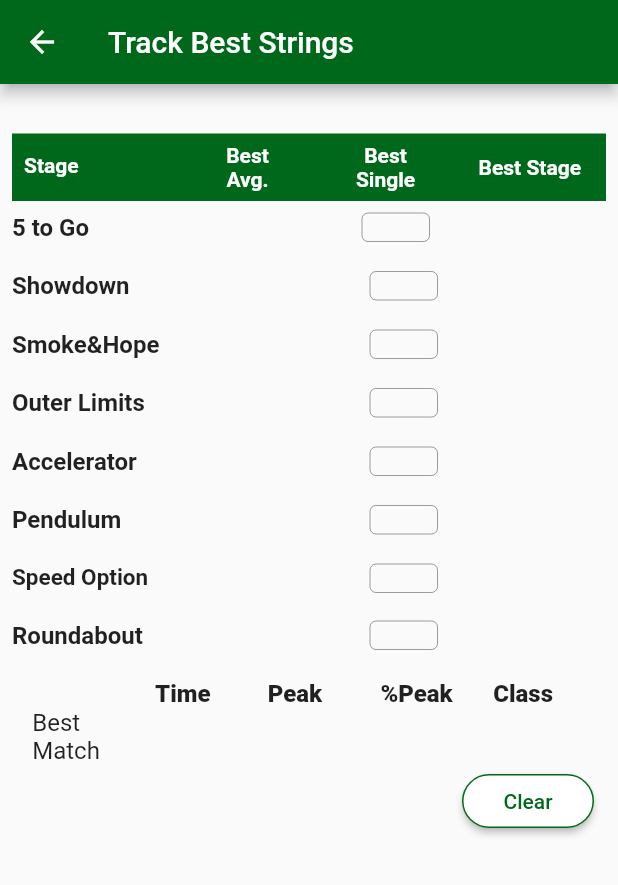
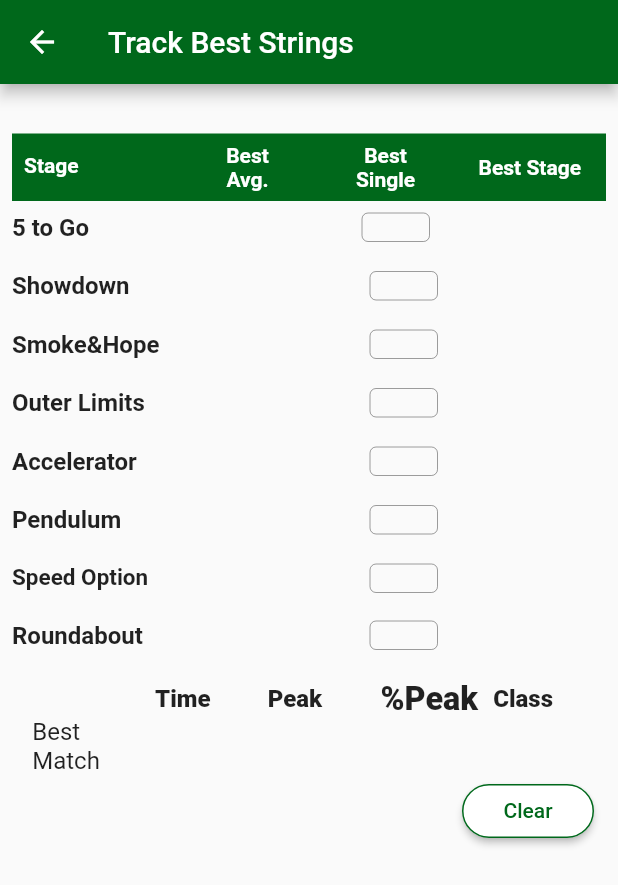
Before and after one commit to smokeyroader/steel_challenge_match_tracker, a Flutter app: the BestStrings screen opened directly with empty values, on a phone screen of 412 x 824 dp. Shown: the top 885 px of the screen. Run offline on Flutter 3.47's test engine with Material 2 defaults, Android fonts, the phone set to English and light mode, and no system bars; our stand-ins replace rflutter_alert, shared_preferences, sqflite; accounts and stored records are empty.

Commit message:
Additional fixes to accommodate larger font sizes

```diff
--- a/lib/best_strings.dart
+++ b/lib/best_strings.dart
@@ -239,7 +239,8 @@ class _BestStringsState extends State<BestStrings> {
         child: Container(
             margin: EdgeInsets.all(8.0),
             child: Column(children: <Widget>[
-              Row(
+              FittedBox(
+                child: Row(
                   crossAxisAlignment: CrossAxisAlignment.start,
                   mainAxisAlignment: MainAxisAlignment.center,
                   children: <Widget>[
@@ -255,6 +256,7 @@ class _BestStringsState extends State<BestStrings> {
                       ),
                     ),
                   ],
+                ),
               ),
               Container(
                 height: 45.0,
@@ -330,11 +332,13 @@ class _BestStringsState extends State<BestStrings> {
                       child: Column(
                         crossAxisAlignment: CrossAxisAlignment.start,
                         children: <Widget>[
-                          Text(
+                          FittedBox(
+                            child: Text(
                               '5 to Go',
                               style: TextStyle(
                                 fontSize: 16.0,
                                 fontWeight: FontWeight.bold,
+                              ),
                             ),
                           ),
                           Text(
@@ -415,10 +419,12 @@ class _BestStringsState extends State<BestStrings> {
                       child: Column(
                         crossAxisAlignment: CrossAxisAlignment.start,
                         children: <Widget>[
-                          Text(
+                          FittedBox(
+                            child: Text(
                               'Showdown',
                               style: TextStyle(
                                   fontSize: 16, fontWeight: FontWeight.bold),
+                            ),
                           ),
                           Text(
                             '${widget.bestStrShow}',
@@ -585,10 +591,12 @@ class _BestStringsState extends State<BestStrings> {
                       child: Column(
                         crossAxisAlignment: CrossAxisAlignment.start,
                         children: <Widget>[
-                          Text(
+                          FittedBox(
+                            child: Text(
                               'Outer Limits',
                               style: TextStyle(
                                   fontSize: 16, fontWeight: FontWeight.bold),
+                            ),
                           ),
                           Text(
                             '${widget.bestStrOL}',
@@ -669,10 +677,12 @@ class _BestStringsState extends State<BestStrings> {
                       child: Column(
                         crossAxisAlignment: CrossAxisAlignment.start,
                         children: <Widget>[
-                          Text(
+                          FittedBox(
+                            child: Text(
                               'Accelerator',
                               style: TextStyle(
                                   fontSize: 16, fontWeight: FontWeight.bold),
+                            ),
                           ),
                           Text(
                             '${widget.bestStrAcc}',
@@ -753,10 +763,12 @@ class _BestStringsState extends State<BestStrings> {
                       child: Column(
                         crossAxisAlignment: CrossAxisAlignment.start,
                         children: <Widget>[
-                          Text(
+                          FittedBox(
+                            child: Text(
                               'Pendulum',
                               style: TextStyle(
                                   fontSize: 16, fontWeight: FontWeight.bold),
+                            ),
                           ),
                           Text(
                             '${widget.bestStrPend}',
@@ -836,16 +848,18 @@ class _BestStringsState extends State<BestStrings> {
                       width: 120.0,
                       child: Column(
                         crossAxisAlignment: CrossAxisAlignment.start,
-                        children: <Widget>[
-                          Text(
+                        children: [
+                          FittedBox(
+                            child: Text(
                               'Speed Option',
                               style: TextStyle(
                                   fontSize: 15, fontWeight: FontWeight.bold),
+                            ),
                           ),
                           Text(
                             '${widget.bestStrSpeed}',
                             style: TextStyle(fontSize: 14.0),
-                          )
+                          ),
                         ],
                       ),
                     ),
@@ -916,10 +930,12 @@ class _BestStringsState extends State<BestStrings> {
                       child: Column(
                         crossAxisAlignment: CrossAxisAlignment.start,
                         children: <Widget>[
-                          Text(
+                          FittedBox(
+                            child: Text(
                               'Roundabout',
                               style: TextStyle(
                                   fontSize: 16, fontWeight: FontWeight.bold),
+                            ),
                           ),
                           Text(
                             '${widget.bestStrRound}',
@@ -1008,10 +1024,12 @@ class _BestStringsState extends State<BestStrings> {
                     ),
                     Container(
                       width: 65.0,
+                      child: FittedBox(
                         child: Text(
                           '%Peak',
                           style: TextStyle(
                               fontSize: 16.0, fontWeight: FontWeight.w900),
+                        ),
                       ),
                     ),
                     Container(
--- a/lib/main.dart
+++ b/lib/main.dart
@@ -15,6 +15,7 @@ class MyApp extends StatelessWidget {
   @override
   Widget build(BuildContext context) {
     return MaterialApp(
+      debugShowCheckedModeBanner: false,
       home: Scaffold(
         body: MatchTrackerHomePage(),
       ),
--- a/lib/resources.dart
+++ b/lib/resources.dart
@@ -37,6 +37,7 @@ class _ResourcesState extends State<Resources> {
           SystemChannels.textInput.invokeMethod('TextInput.hide');
           return true;
         },
+        child: FittedBox(
           child: Row(
             mainAxisAlignment: MainAxisAlignment.center,
             children: <Widget>[
@@ -126,7 +127,8 @@ class _ResourcesState extends State<Resources> {
                     padding: const EdgeInsets.only(top: 8.0, bottom: 8.0),
                     child: GestureDetector(
                       onTap: () {
-                      launchURL("http://www.steelshootbanners.com/index.html");
+                        launchURL(
+                            "http://www.steelshootbanners.com/index.html");
                       },
                       child: Text(
                         'Steel Challenge Training Aids',
@@ -208,6 +210,7 @@ class _ResourcesState extends State<Resources> {
                 ],
               ),
             ],
+          ),
         ),
       ),
     );
```
Also changed, not shown: lib/match_tracker.dart (+22 -4 lines), lib/mt_home_page.dart (+7 -5 lines), 3 other files. Lines whose indentation alone changed are shown as unchanged.
